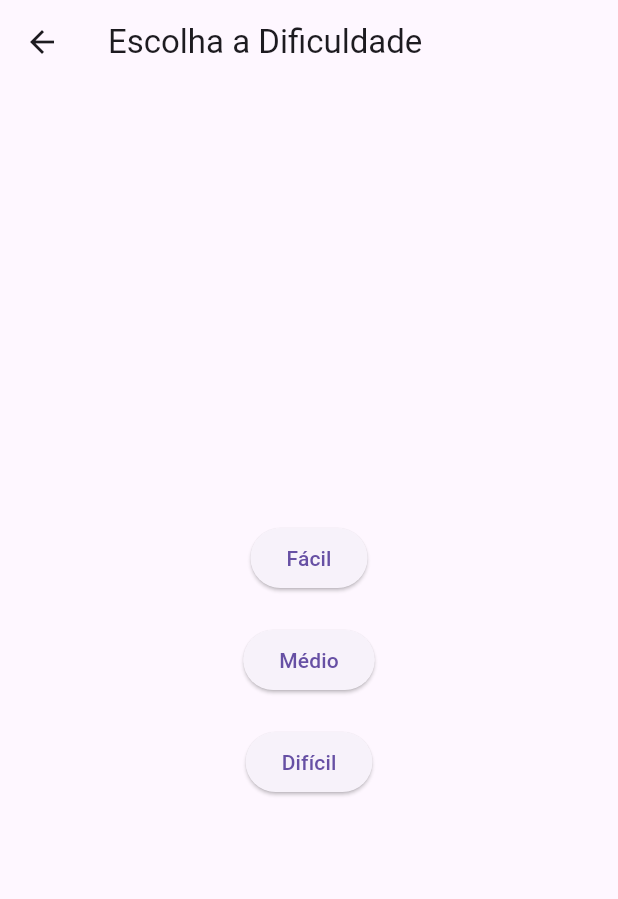
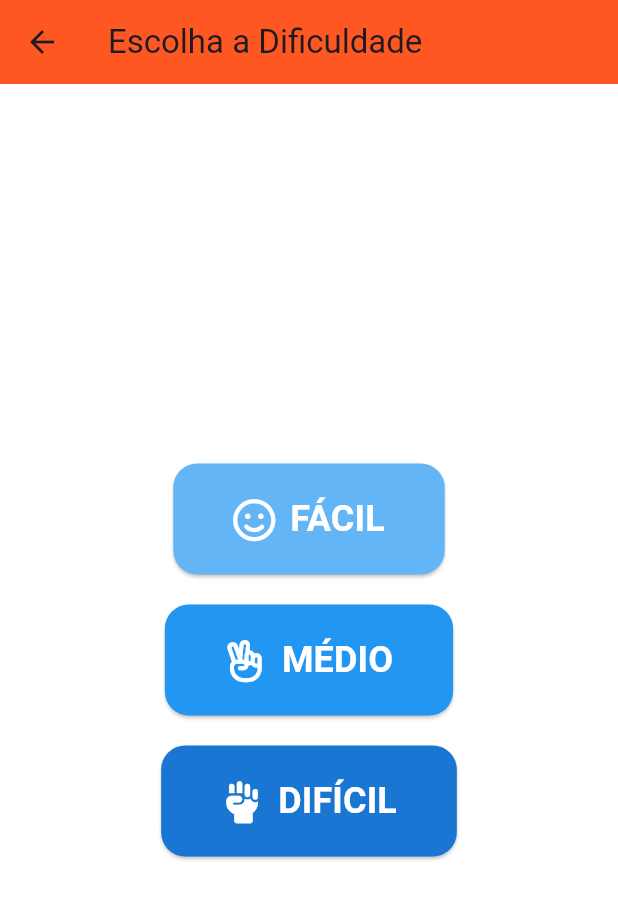
Before and after one commit to lucasgia5/OSemeadorGame, a Flutter app: the JogoQuebraCabecaEscolhaDificuldade screen opened directly, on a phone screen of 412 x 824 dp. Shown: the top 899 px of the screen. Run offline on Flutter 3.47's test engine with Material 3 defaults, Android fonts, the phone set to English and light mode, and no system bars; our stand-ins replace confetti, firebase_auth, firebase_core, font_awesome_flutter, google_fonts, video_player; missing offline and left inert: dart:html, flame; accounts and stored records are empty.

Commit message:
alterações 3.5

```diff
--- a/lib/telas/jogos_tela.dart
+++ b/lib/telas/jogos_tela.dart
@@ -85,7 +85,7 @@ class JogosTela extends StatelessWidget {
                         Navigator.push(
                           context,
                           MaterialPageRoute(
-                            builder: (context) => PuzzleGameApp(),
+                            builder: (context) => DatasComemorativas(),
                           ),
                         );
                       },
@@ -98,7 +98,7 @@ class JogosTela extends StatelessWidget {
                         Navigator.push(
                           context,
                           MaterialPageRoute(
-                            builder: (context) => TelaInicial(),
+                            builder: (context) => TelaInicialJogoDaMemoria(),
                           ),
                         );
                       },
--- a/lib/telas/telas_jogo_quebra_cabeca/selecao_dificuldades.dart
+++ b/lib/telas/telas_jogo_quebra_cabeca/selecao_dificuldades.dart
@@ -1,55 +1,89 @@
 import 'package:flutter/material.dart';
+import 'package:font_awesome_flutter/font_awesome_flutter.dart';
 import 'package:flutterosemeador/telas/telas_jogo_quebra_cabeca/selecao_imagem.dart'; // Importa o jogo da memória
 
 class JogoQuebraCabecaEscolhaDificuldade extends StatelessWidget {
   @override
   Widget build(BuildContext context) {
     return Scaffold(
+      backgroundColor: Colors.white,
       appBar: AppBar(
-        title: Text('Escolha a Dificuldade'),
+        title: MouseRegion(
+          child: const Text('Escolha a Dificuldade'),
         ),
-      body: Center( // Adiciona o Center aqui
+        backgroundColor: Colors.deepOrange,
+      ),
+      body: Center(
+        child: Padding(
+          padding: const EdgeInsets.all(24.0),
           child: Column(
             mainAxisAlignment: MainAxisAlignment.center,
             children: [
-            ElevatedButton(
+              _buildDifficultyButton(
+                context,
+                label: 'FÁCIL',
+                icon: FontAwesomeIcons.smile,
+                color: Colors.blue.shade300,
+                dificuldade: 2,
+              ),
+              SizedBox(height: 20),
+              _buildDifficultyButton(
+                context,
+                label: 'MÉDIO',
+                icon: FontAwesomeIcons.handPeace,
+                color: Colors.blue.shade500,
+                dificuldade: 3,
+              ),
+              SizedBox(height: 20),
+              _buildDifficultyButton(
+                context,
+                label: 'DIFÍCIL',
+                icon: FontAwesomeIcons.fistRaised,
+                color: Colors.blue.shade700,
+                dificuldade: 4,
+              ),
+            ],
+          ),
+        ),
+      ),
+    );
+  }
+
+  Widget _buildDifficultyButton(BuildContext context,
+      {required String label,
+      required IconData icon,
+      required Color color,
+      required int dificuldade}) {
+    return MouseRegion(
+      child: ElevatedButton(
+        style: ElevatedButton.styleFrom(
+          backgroundColor: color,
+          foregroundColor: Colors.white,
+          padding: EdgeInsets.symmetric(vertical: 20, horizontal: 40),
+          shape: RoundedRectangleBorder(
+            borderRadius: BorderRadius.circular(16),
+          ),
+        ),
         onPressed: () {
           Navigator.push(
             context,
             MaterialPageRoute(
-                    builder: (context) => JogoQuebraCabecaEscolhaImagem(
-                      dificuldade: 2
-                    ),
+              builder: (context) =>
+                  JogoQuebraCabecaEscolhaImagem(dificuldade: dificuldade),
             ),
           );
         },
-              child: Text('Fácil'),
+        child: Row(
+          mainAxisSize: MainAxisSize.min,
+          children: [
+            Icon(icon, size: 28),
+            SizedBox(width: 10),
+            Text(
+              label,
+              style: TextStyle(
+                fontSize: 24,
+                fontWeight: FontWeight.bold,
               ),
-            SizedBox(height: 20), // Adiciona um espaço entre os botões
-            ElevatedButton(
-              onPressed: () {
-                Navigator.push(
-                  context,
-                  MaterialPageRoute(
-                    builder: (context) => JogoQuebraCabecaEscolhaImagem(
-                      dificuldade: 3),
-                  ),
-                );
-              },
-              child: Text('Médio'),
-            ),
-            SizedBox(height: 20), // Adiciona um espaço entre os botões
-            ElevatedButton(
-              onPressed: () {
-                Navigator.push(
-                  context,
-                  MaterialPageRoute(
-                    builder: (context) => JogoQuebraCabecaEscolhaImagem(
-                      dificuldade: 4),
-                  ),
-                );
-              },
-              child: Text('Difícil'),
             ),
           ],
         ),
```
Also changed, not shown: lib/telas/telas_datas_comemorativas/datas_comemorativas.dart (+27 -27 lines), lib/telas/telas_formas_geometricas/dificuldades.dart (+6 -6 lines), lib/telas/telas_formas_geometricas/formas_geometricas.dart (+9 -9 lines), lib/telas/telas_jogo_memoria/jogo_da_memoria.dart (+4 -4 lines), lib/telas/telas_jogo_memoria/tela_inicial_memoria.dart (+5 -5 lines), 1 other file. Lines whose indentation alone changed are shown as unchanged.
